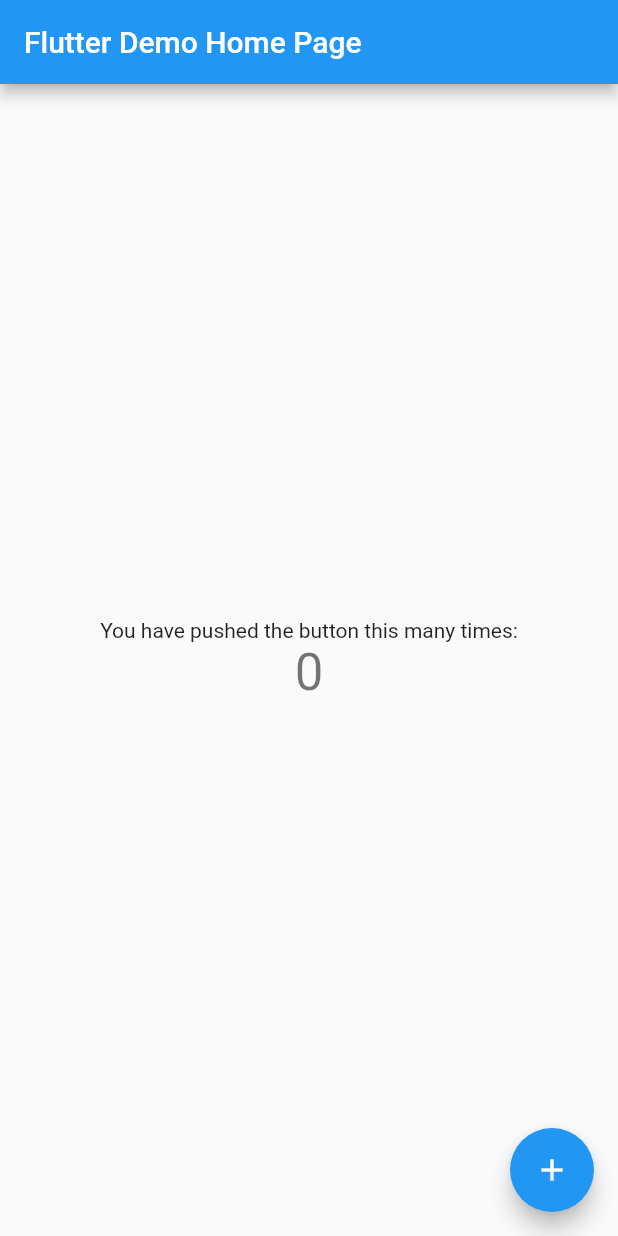
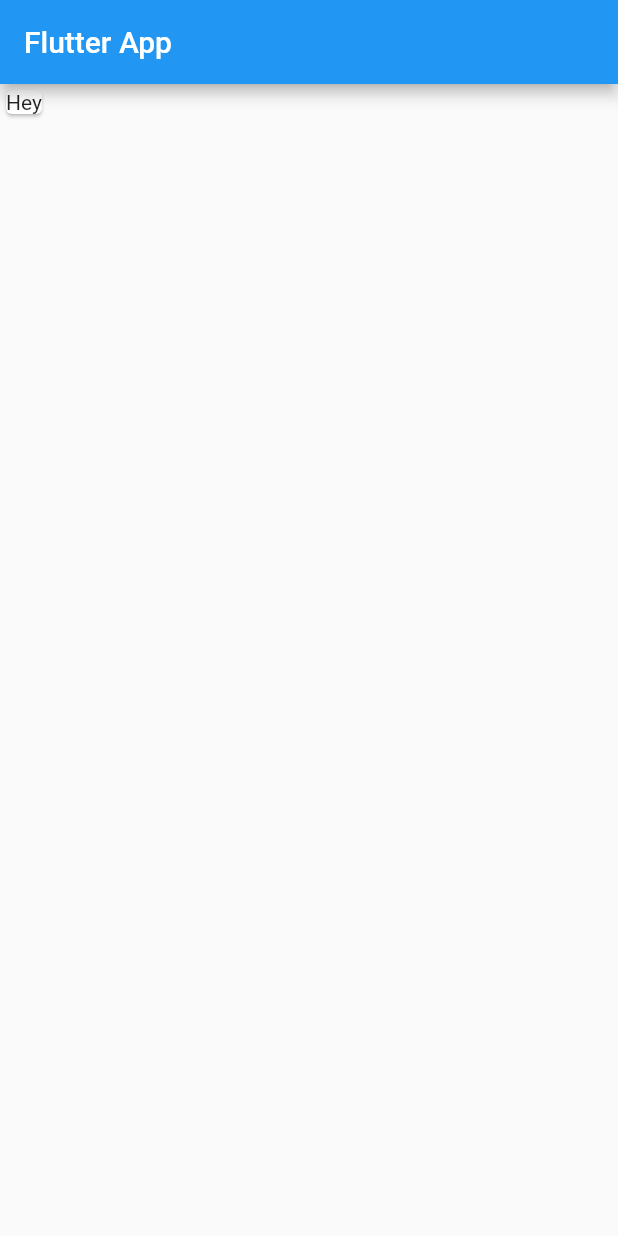
Before and after one commit to shaun-stanley/Flutter-Maximilian, a Flutter app: the screen it shows after launch, on a phone screen of 412 x 824 dp. Run offline on Flutter 3.47's test engine with Material 2 defaults, Android fonts, the phone set to English and light mode, and no system bars.

Commit message:
Modify for course relevancy

```diff
--- a/New Repo/expense_app/lib/main.dart
+++ b/New Repo/expense_app/lib/main.dart
@@ -1,113 +1,30 @@
 import 'package:flutter/material.dart';
 
-void main() {
-  runApp(MyApp());
-}
+void main() => runApp(MyApp());
 
 class MyApp extends StatelessWidget {
-  // This widget is the root of your application.
   @override
   Widget build(BuildContext context) {
     return MaterialApp(
-      title: 'Flutter Demo',
-      theme: ThemeData(
-        // This is the theme of your application.
-        //
-        // Try running your application with "flutter run". You'll see the
-        // application has a blue toolbar. Then, without quitting the app, try
-        // changing the primarySwatch below to Colors.green and then invoke
-        // "hot reload" (press "r" in the console where you ran "flutter run",
-        // or simply save your changes to "hot reload" in a Flutter IDE).
-        // Notice that the counter didn't reset back to zero; the application
-        // is not restarted.
-        primarySwatch: Colors.blue,
-      ),
-      home: MyHomePage(title: 'Flutter Demo Home Page'),
+      title: 'Flutter App',
+      home: MyHomePage(),
     );
   }
 }
 
-class MyHomePage extends StatefulWidget {
-  MyHomePage({Key? key, required this.title}) : super(key: key);
-
-  // This widget is the home page of your application. It is stateful, meaning
-  // that it has a State object (defined below) that contains fields that affect
-  // how it looks.
-
-  // This class is the configuration for the state. It holds the values (in this
-  // case the title) provided by the parent (in this case the App widget) and
-  // used by the build method of the State. Fields in a Widget subclass are
-  // always marked "final".
-
-  final String title;
-
-  @override
-  _MyHomePageState createState() => _MyHomePageState();
-}
-
-class _MyHomePageState extends State<MyHomePage> {
-  int _counter = 0;
-
-  void _incrementCounter() {
-    setState(() {
-      // This call to setState tells the Flutter framework that something has
-      // changed in this State, which causes it to rerun the build method below
-      // so that the display can reflect the updated values. If we changed
-      // _counter without calling setState(), then the build method would not be
-      // called again, and so nothing would appear to happen.
-      _counter++;
-    });
-  }
-
+class MyHomePage extends StatelessWidget {
   @override
   Widget build(BuildContext context) {
-    // This method is rerun every time setState is called, for instance as done
-    // by the _incrementCounter method above.
-    //
-    // The Flutter framework has been optimized to make rerunning build methods
-    // fast, so that you can just rebuild anything that needs updating rather
-    // than having to individually change instances of widgets.
     return Scaffold(
-      appBar: AppBar(
-        // Here we take the value from the MyHomePage object that was created by
-        // the App.build method, and use it to set our appbar title.
-        title: Text(widget.title),
-      ),
-      body: Center(
-        // Center is a layout widget. It takes a single child and positions it
-        // in the middle of the parent.
-        child: Column(
-          // Column is also a layout widget. It takes a list of children and
-          // arranges them vertically. By default, it sizes itself to fit its
-          // children horizontally, and tries to be as tall as its parent.
-          //
-          // Invoke "debug painting" (press "p" in the console, choose the
-          // "Toggle Debug Paint" action from the Flutter Inspector in Android
-          // Studio, or the "Toggle Debug Paint" command in Visual Studio Code)
-          // to see the wireframe for each widget.
-          //
-          // Column has various properties to control how it sizes itself and
-          // how it positions its children. Here we use mainAxisAlignment to
-          // center the children vertically; the main axis here is the vertical
-          // axis because Columns are vertical (the cross axis would be
-          // horizontal).
-          mainAxisAlignment: MainAxisAlignment.center,
-          children: <Widget>[
-            Text(
-              'You have pushed the button this many times:',
-            ),
-            Text(
-              '$_counter',
-              style: Theme.of(context).textTheme.headline4,
-            ),
+        appBar: AppBar(
+          title: Text('Flutter App'),
+        ),
+        body: Column(
+          children: [
+            Card(
+              child: Text("Hey"),
+            )
           ],
-        ),
-      ),
-      floatingActionButton: FloatingActionButton(
-        onPressed: _incrementCounter,
-        tooltip: 'Increment',
-        child: Icon(Icons.add),
-      ), // This trailing comma makes auto-formatting nicer for build methods.
-    );
+        ));
   }
 }
--- a/New Repo/expense_app/pubspec.yaml
+++ b/New Repo/expense_app/pubspec.yaml
@@ -3,7 +3,7 @@ description: A new Flutter project.
 
 # The following line prevents the package from being accidentally published to
 # pub.dev using `pub publish`. This is preferred for private packages.
-publish_to: 'none' # Remove this line if you wish to publish to pub.dev
+publish_to: "none" # Remove this line if you wish to publish to pub.dev
 
 # The following defines the version and build number for your application.
 # A version number is three numbers separated by dots, like 1.2.43
@@ -18,12 +18,11 @@ publish_to: 'none' # Remove this line if you wish to publish to pub.dev
 version: 1.0.0+1
 
 environment:
-  sdk: ">=2.12.0 <3.0.0"
+  sdk: ">=2.11.0 <3.0.0"
 
 dependencies:
   flutter:
     sdk: flutter
-
 
   # The following adds the Cupertino Icons font to your application.
   # Use with the CupertinoIcons class for iOS style icons.
@@ -38,7 +37,6 @@ dev_dependencies:
 
 # The following section is specific to Flutter.
 flutter:
-
   # The following line ensures that the Material Icons font is
   # included with your application, so that you can use the icons in
   # the material Icons class.
```
